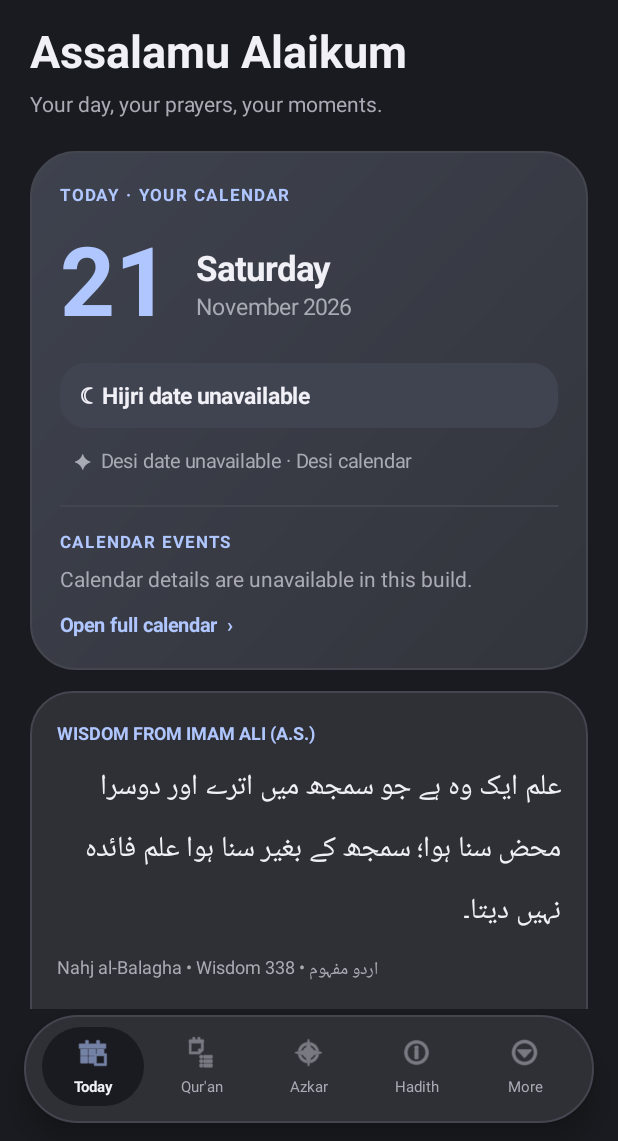
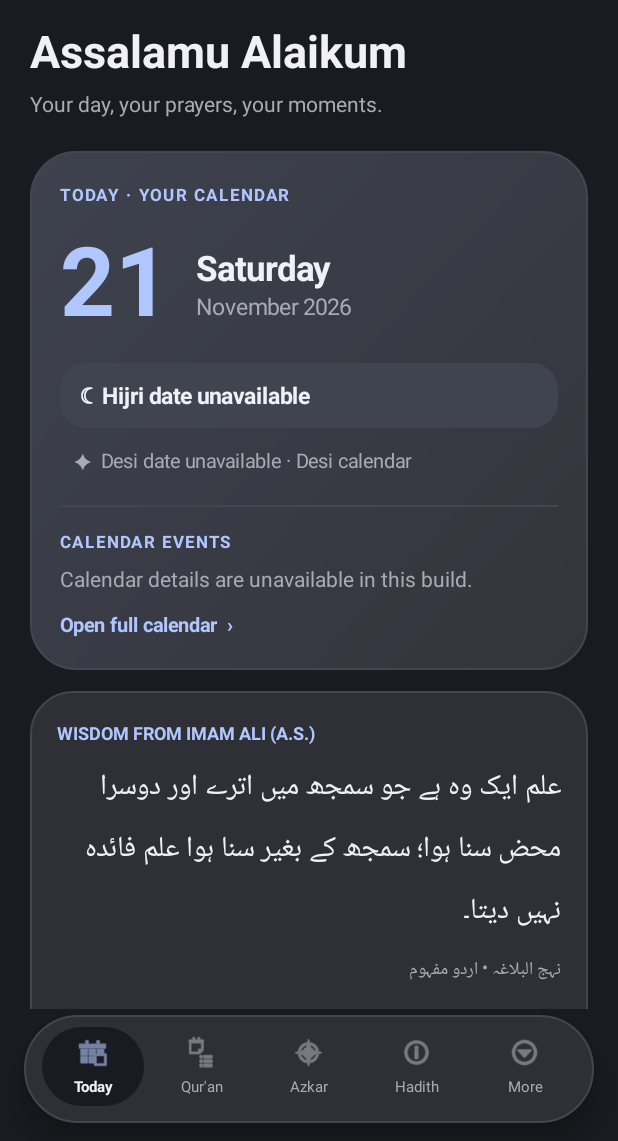
Before and after one commit to its-hecker/Hecker-Islam, an Android app: the screen it shows after launch (IslamDashboardActivity), on a phone screen of 412 x 824 dp, the part 95-1236 px from its top. Run offline under Robolectric (Android 15) with nearby library versions, the phone set to English and light mode, and no system bars; libraries missing offline, so code that uses them is left out: org.brotli.dec.

Commit message:
Hecker: expose Bibi Fatima mojza on dashboard and remove wisdom numbering

```diff
--- a/app/src/main/java/com/hecker/islam/IslamDashboardActivity.java
+++ b/app/src/main/java/com/hecker/islam/IslamDashboardActivity.java
@@ -457,9 +457,15 @@ public final class IslamDashboardActivity extends Activity {
         currentWisdom = NahjWisdom.randomOtherThan(currentWisdom);
         NahjWisdom.Quote quote = NahjWisdom.QUOTES[currentWisdom];
         wisdomText.setText(quote.urdu);
-        wisdomReference.setText("Nahj al-Balagha • Wisdom " + quote.number + " • اردو مفہوم");
+        wisdomReference.setText("نہج البلاغہ • اردو مفہوم");
         wisdomChangedAt = android.os.SystemClock.elapsedRealtime();
     }
+    private void openMojza(String storyId) {
+        Intent intent = new Intent(this, MojzatActivity.class);
+        intent.putExtra("mojzat_story", storyId);
+        startActivity(intent);
+    }
+
     private void wisdomCard() {
         LinearLayout card = Ui.panel(this);
         card.addView(Ui.text(this, "WISDOM FROM IMAM ALI (A.S.)", 12, Ui.GOLD, true));
@@ -529,8 +535,10 @@ public final class IslamDashboardActivity extends Activity {
         Ui.space(this, content, 12);
         tile("Shia Hadith Library", "Al-Kafi, Al-Faqih and Ahlulbayt narrations", () -> launch(ShiaHadithActivity.class));
         tile("Nahj al-Balagha", "Imam Ali’s wisdom • Arabic & Urdu", () -> launch(NahjAlBalaghaActivity.class));
-        tile("Mola Ali Mojza • معجزہ مولا علیؑ", "Mola Mushkil Kusha • Urdu and Roman Urdu",
+        tile("Mojzat • معجزاتِ اہلِ بیتؑ", "Mola Ali (A.S.) and Bibi Fatima (S.A.)",
                 () -> launch(MojzatActivity.class));
+        tile("Bibi Fatima Mojza • معجزہ جنابِ سیدہؑ", "Read the Urdu story • Recitation available",
+                () -> openMojza("fatima-sayeda-tahira-goldsmith"));
         tile("Azkar & daily remembrance", "Daily supplications and repeat counts", () -> library("azkar"));
         tile("Prayer tracker", "Keep a personal record of five daily prayers",
                 () -> launch(PrayerTrackerActivity.class));
@@ -561,7 +569,7 @@ public final class IslamDashboardActivity extends Activity {
         tile("Tasbeeh counter", "Remembrance and saved counts", () -> launch(TasbeehActivity.class));
         tile("Nahj al-Balagha", "480 wisdom sayings and Urdu reference links", () -> launch(NahjAlBalaghaActivity.class));
         tile("Shia Hadith", "Read Shia source books", () -> launch(ShiaHadithActivity.class));
-        tile("Mola Ali Mojza • معجزہ مولا علیؑ", "Urdu & Roman Urdu • Source, bookmark & recitation",
+        tile("Mojzat • معجزاتِ اہلِ بیتؑ", "Bibi Fatima (S.A.) and Mola Ali (A.S.) • Urdu recitation",
                 () -> launch(MojzatActivity.class));
         tile("Shia Duas & Ziyarat", "Ahlulbayt supplications, bookmarks and source texts",
                 () -> launch(ShiaDuasActivity.class));
```
